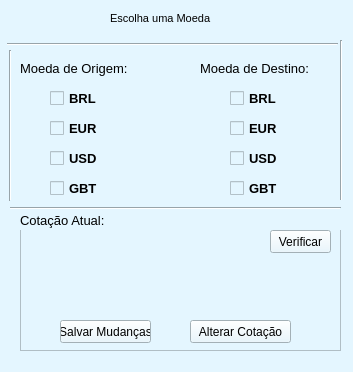
Above: Cotacao.ui from bruno41bruno/InterfaceMySql before the change. Below: the same form after it.
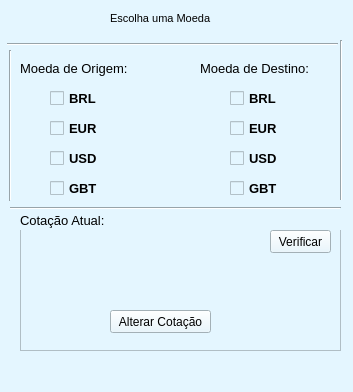
That is the form after the change.

```diff
--- a/Cotacao.ui
+++ b/Cotacao.ui
@@ -7,7 +7,7 @@
     <x>0</x>
     <y>0</y>
     <width>353</width>
-    <height>372</height>
+    <height>392</height>
    </rect>
   </property>
   <property name="windowTitle">
@@ -367,8 +367,8 @@
      <widget class="QPushButton" name="next_janela_m">
       <property name="geometry">
        <rect>
-        <x>170</x>
-        <y>100</y>
+        <x>90</x>
+        <y>90</y>
         <width>101</width>
         <height>23</height>
        </rect>
@@ -377,19 +377,6 @@
        <string>Alterar Cotação</string>
       </property>
      </widget>
-     <widget class="QPushButton" name="save_perm_m">
-      <property name="geometry">
-       <rect>
-        <x>40</x>
-        <y>100</y>
-        <width>91</width>
-        <height>23</height>
-       </rect>
-      </property>
-      <property name="text">
-       <string>Salvar Mudanças</string>
-      </property>
-     </widget>
      <widget class="QPushButton" name="verific_m">
       <property name="geometry">
        <rect>
```
Left out of the diff: 17 changed lines with no effect on the pictures.
